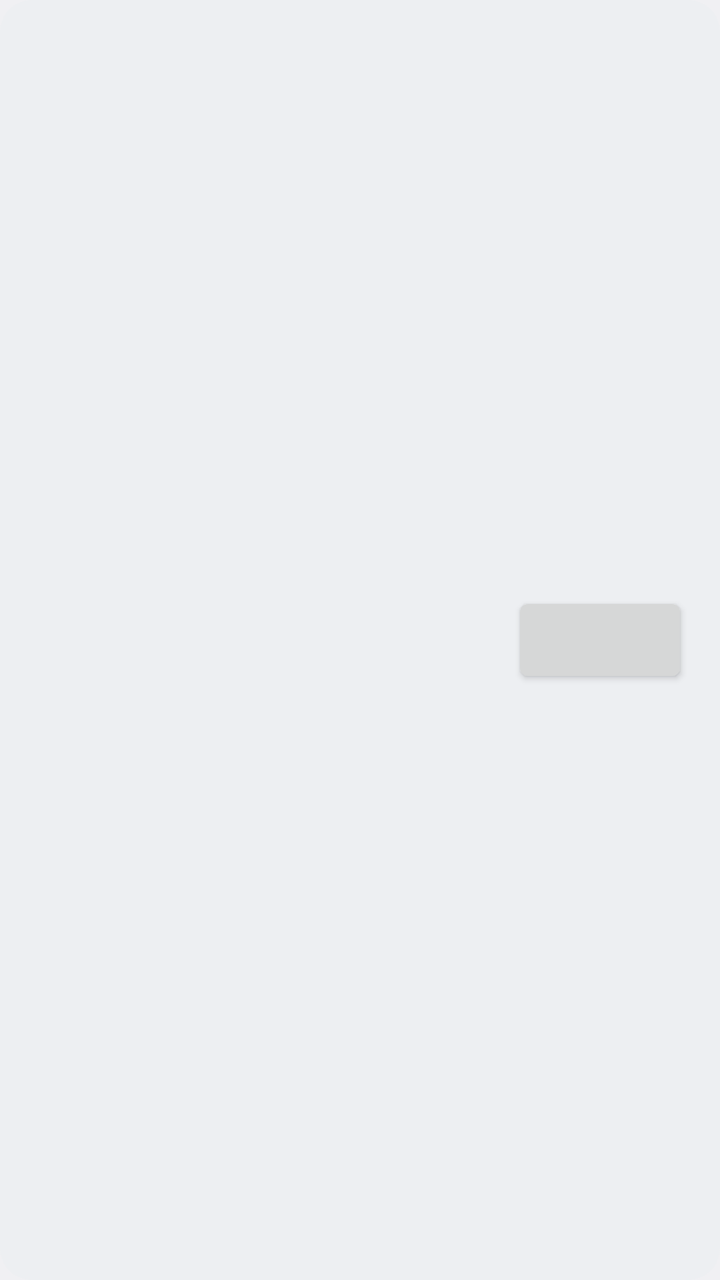
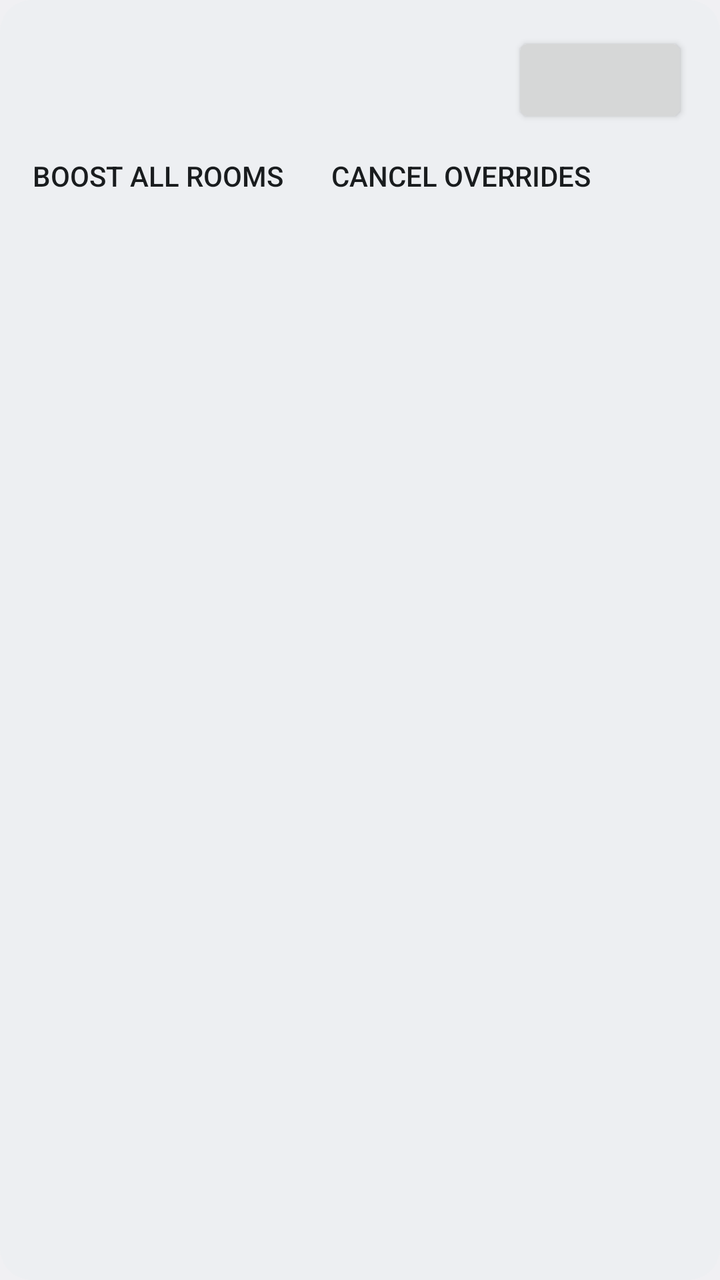

The first picture is an Android layout as it rendered before a commit; the second is the same layout after the commit. The layout source and the unified diff follow.
<!-- AndroidManifest.xml: application theme AppTheme -->
<!-- res/layout/row_summary.xml -->
<?xml version="1.0" encoding="utf-8"?>
<LinearLayout xmlns:android="http://schemas.android.com/apk/res/android"
    android:layout_width="match_parent"
    android:layout_height="wrap_content"
    android:layout_marginBottom="12dp"
    android:background="@drawable/card_bg"
    android:gravity="center_vertical"
    android:orientation="horizontal"
    android:padding="16dp">

    <LinearLayout
        android:layout_width="0dp"
        android:layout_height="wrap_content"
        android:layout_weight="1"
        android:orientation="vertical">

        <TextView
            android:id="@+id/summary_title"
            android:layout_width="match_parent"
            android:layout_height="wrap_content"
            android:textColor="?android:attr/textColorPrimary"
            android:textSize="18sp" />

        <TextView
            android:id="@+id/summary_detail"
            android:layout_width="match_parent"
            android:layout_height="wrap_content"
            android:textColor="?android:attr/textColorSecondary"
            android:textSize="14sp" />
    </LinearLayout>

    <Button
        android:id="@+id/summary_away"
        android:layout_width="wrap_content"
        android:layout_height="wrap_content" />
</LinearLayout>
<!-- resources referenced by this layout -->
<resources>
  <!-- drawable card_bg (drawable) -->
  <?xml version="1.0" encoding="utf-8"?>
  <shape xmlns:android="http://schemas.android.com/apk/res/android" android:shape="rectangle">
      <solid android:color="@color/card_bg" />
      <corners android:radius="16dp" />
  </shape>
  <style name="AppTheme" parent="android:Theme.DeviceDefault.DayNight" />
  <color name="card_bg">#FFEDEFF2</color>
</resources>

<!-- the commit's change to res/layout/row_summary.xml (unified diff, before → after) -->
@@ -4,33 +4,65 @@
     android:layout_height="wrap_content"
     android:layout_marginBottom="12dp"
     android:background="@drawable/card_bg"
-    android:gravity="center_vertical"
-    android:orientation="horizontal"
-    android:padding="16dp">
+    android:orientation="vertical"
+    android:paddingStart="16dp"
+    android:paddingTop="16dp"
+    android:paddingEnd="16dp"
+    android:paddingBottom="4dp">
 
     <LinearLayout
-        android:layout_width="0dp"
+        android:layout_width="match_parent"
         android:layout_height="wrap_content"
-        android:layout_weight="1"
-        android:orientation="vertical">
+        android:gravity="center_vertical"
+        android:orientation="horizontal">
 
-        <TextView
-            android:id="@+id/summary_title"
-            android:layout_width="match_parent"
+        <LinearLayout
+            android:layout_width="0dp"
             android:layout_height="wrap_content"
-            android:textColor="?android:attr/textColorPrimary"
-            android:textSize="18sp" />
+            android:layout_weight="1"
+            android:orientation="vertical">
 
-        <TextView
-            android:id="@+id/summary_detail"
-            android:layout_width="match_parent"
-            android:layout_height="wrap_content"
-            android:textColor="?android:attr/textColorSecondary"
-            android:textSize="14sp" />
+            <TextView
+                android:id="@+id/summary_title"
+                android:layout_width="match_parent"
+                android:layout_height="wrap_content"
+                android:textColor="?android:attr/textColorPrimary"
+                android:textSize="18sp" />
+
+            <TextView
+                android:id="@+id/summary_detail"
+                android:layout_width="match_parent"
+                android:layout_height="wrap_content"
+                android:textColor="?android:attr/textColorSecondary"
+                android:textSize="14sp" />
+        </LinearLayout>
+
+        <Button
+            android:id="@+id/summary_away"
+            android:layout_width="wrap_content"
+            android:layout_height="wrap_content" />
     </LinearLayout>
 
-    <Button
-        android:id="@+id/summary_away"
-        android:layout_width="wrap_content"
-        android:layout_height="wrap_content" />
+    <LinearLayout
+        android:layout_width="match_parent"
+        android:layout_height="wrap_content"
+        android:layout_marginStart="-12dp"
+        android:orientation="horizontal">
+
+        <Button
+            android:id="@+id/summary_boost_all"
+            style="?android:attr/borderlessButtonStyle"
+            android:layout_width="wrap_content"
+            android:layout_height="wrap_content"
+            android:minWidth="0dp"
+            android:text="@string/boost_all" />
+
+        <Button
+            android:id="@+id/summary_cancel_all"
+            style="?android:attr/borderlessButtonStyle"
+            android:layout_width="wrap_content"
+            android:layout_height="wrap_content"
+            android:minWidth="0dp"
+            android:text="@string/cancel_all" />
+    </LinearLayout>
 </LinearLayout>
<!-- resource entries referenced after the edit -->
@@ -6,6 +6,8 @@
       <solid android:color="@color/card_bg" />
       <corners android:radius="16dp" />
   </shape>
+  <string name="boost_all">Boost all rooms</string>
+  <string name="cancel_all">Cancel overrides</string>
   <style name="AppTheme" parent="android:Theme.DeviceDefault.DayNight" />
   <color name="card_bg">#FFEDEFF2</color>
 </resources>
